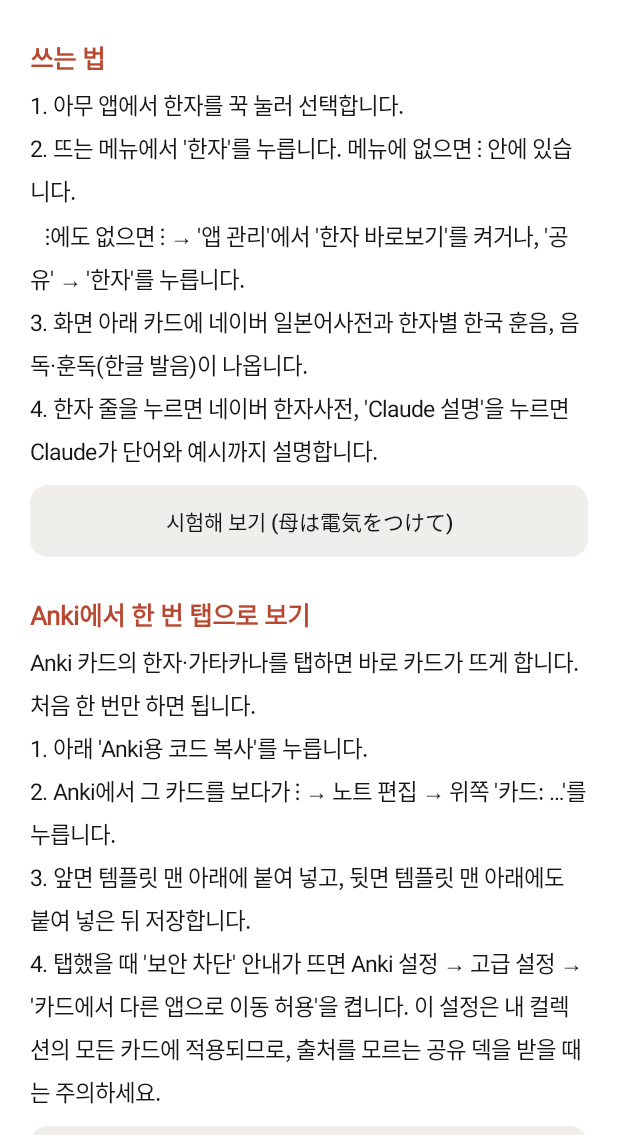
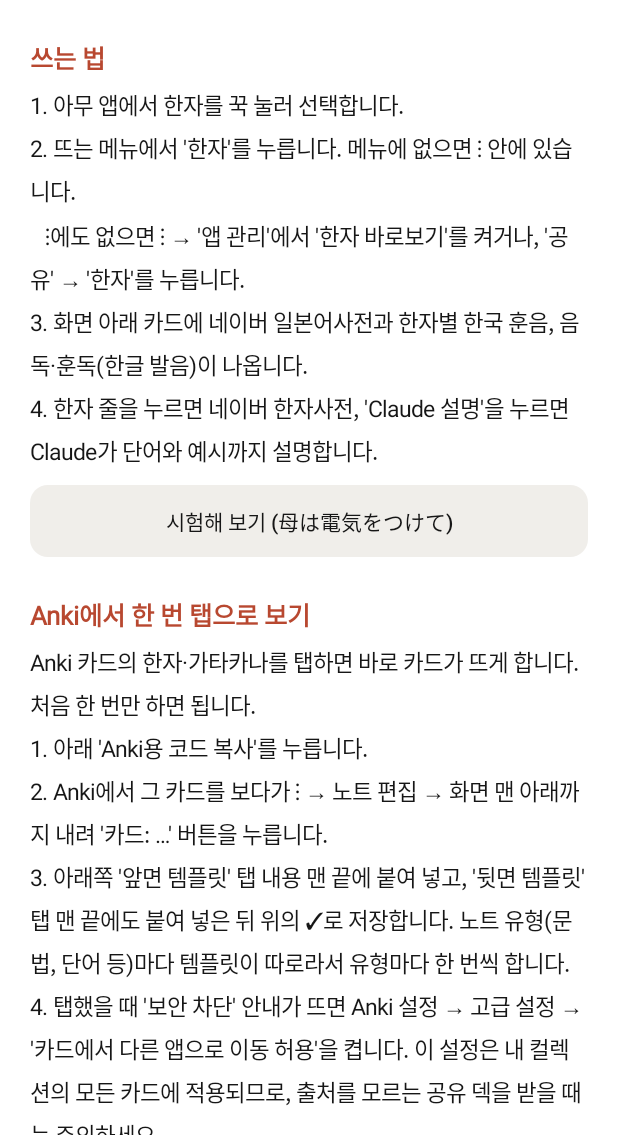
Before and after one commit to ggumtak/test, an Android app: the screen it shows after launch (MainActivity), on a phone screen of 412 x 824 dp, the part 101-1236 px from its top. Run offline under Robolectric (Android 15) with nearby library versions, the phone set to English and light mode, and no system bars.

Commit message:
Correct where AnkiDroid's template button is in the Anki setup steps
The '카드: …' button sits below the fields at the bottom of the note editor,
and each note type has its own templates.

Co-Authored-By: Claude Opus 5.5 <noreply@anthropic.com>
Claude-Session: https://claude.ai/code/session_01Ntjz68eu3kDQ8mAqNS8x3P

```diff
--- a/app/src/main/java/com/ggumtak/hanja/MainActivity.kt
+++ b/app/src/main/java/com/ggumtak/hanja/MainActivity.kt
@@ -48,8 +48,9 @@ class MainActivity : Activity() {
         col.addView(body(
             "Anki 카드의 한자·가타카나를 탭하면 바로 카드가 뜨게 합니다. 처음 한 번만 하면 됩니다.\n" +
                 "1. 아래 'Anki용 코드 복사'를 누릅니다.\n" +
-                "2. Anki에서 그 카드를 보다가 ⋮ → 노트 편집 → 위쪽 '카드: …'를 누릅니다.\n" +
-                "3. 앞면 템플릿 맨 아래에 붙여 넣고, 뒷면 템플릿 맨 아래에도 붙여 넣은 뒤 저장합니다.\n" +
+                "2. Anki에서 그 카드를 보다가 ⋮ → 노트 편집 → 화면 맨 아래까지 내려 '카드: …' 버튼을 누릅니다.\n" +
+                "3. 아래쪽 '앞면 템플릿' 탭 내용 맨 끝에 붙여 넣고, '뒷면 템플릿' 탭 맨 끝에도 붙여 넣은 뒤 위의 ✓로 저장합니다. " +
+                "노트 유형(문법, 단어 등)마다 템플릿이 따로라서 유형마다 한 번씩 합니다.\n" +
                 "4. 탭했을 때 '보안 차단' 안내가 뜨면 Anki 설정 → 고급 설정 → '카드에서 다른 앱으로 이동 허용'을 켭니다. " +
                 "이 설정은 내 컬렉션의 모든 카드에 적용되므로, 출처를 모르는 공유 덱을 받을 때는 주의하세요.",
         ))
```
